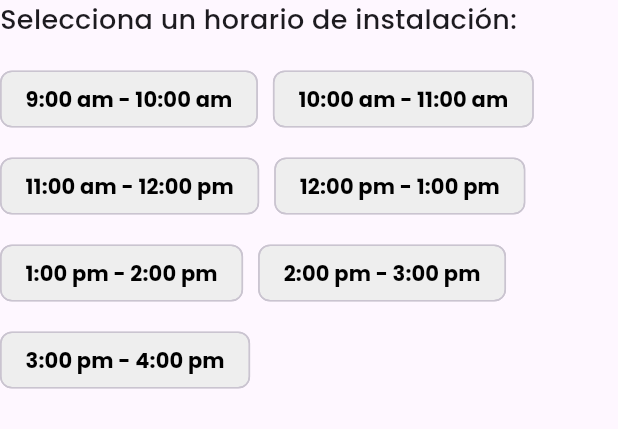
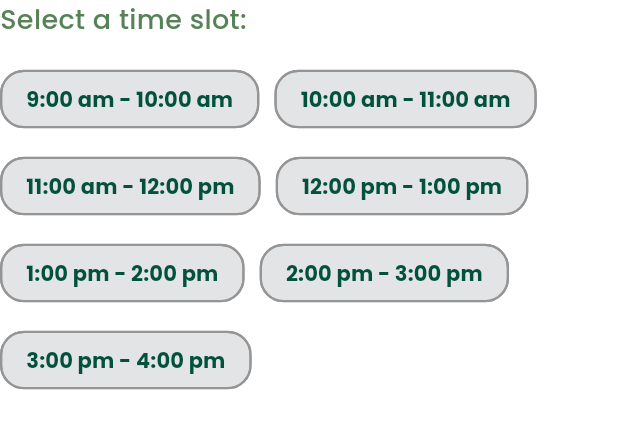
Before and after one commit to wemade-IoT/EcoGuardian-Mobile, a Flutter app: the AvailableTimeSlotsField widget shown alone on an empty page, opened directly with empty values, on a phone screen of 412 x 824 dp. Shown: the top 429 px of the screen. Run offline on Flutter 3.47's test engine with Material 3 defaults, Android fonts, the phone set to English and light mode, and no system bars; our stand-ins replace dio, get_it, go_router, google_fonts, logger, shared_preferences; accounts and stored records are empty; network calls fail.

Commit message:
feat(planning): add themes to widgets

```diff
--- a/lib/config/theme/app_theme.dart
+++ b/lib/config/theme/app_theme.dart
@@ -21,6 +21,7 @@ class MainTheme {
   static Color background = CustomColors.white;
 
   static ThemeData primaryTheme = ThemeData.light().copyWith(
+    scaffoldBackgroundColor: background,
     bottomAppBarTheme: BottomAppBarTheme(
       color: primary,
     ),
--- a/lib/planning/interface/widgets/available_time_slots_field.dart
+++ b/lib/planning/interface/widgets/available_time_slots_field.dart
@@ -1,4 +1,5 @@
 import 'package:flutter/material.dart';
+import 'package:ecoguardian/config/theme/app_theme.dart';
 
 class AvailableTimeSlotsField extends StatelessWidget {
   final String? selectedSlot;
@@ -26,8 +27,8 @@ class AvailableTimeSlotsField extends StatelessWidget {
       crossAxisAlignment: CrossAxisAlignment.start,
       children: [
         const Text(
-          'Selecciona un horario de instalación:',
-          style: TextStyle(fontSize: 18, fontWeight: FontWeight.w500),
+          'Select a time slot:',
+          style: TextStyle(fontSize: 18, fontWeight: FontWeight.w500, color: CustomColors.primary),
         ),
         const SizedBox(height: 16),
         Wrap(
@@ -39,12 +40,19 @@ class AvailableTimeSlotsField extends StatelessWidget {
               label: Text(slot),
               selected: isSelected,
               onSelected: (_) => onSlotSelected(slot),
-              selectedColor: Colors.green[200],
+              selectedColor: CustomColors.primary,
               labelStyle: TextStyle(
-                color: isSelected ? Colors.white : Colors.black,
+                color: isSelected ? Colors.white : CustomColors.darkGreen,
                 fontWeight: FontWeight.bold,
               ),
-              backgroundColor: Colors.grey[200],
+              backgroundColor: CustomColors.fieldGrey,
+              shape: RoundedRectangleBorder(
+                borderRadius: BorderRadius.circular(16),
+                side: BorderSide(
+                  color: isSelected ? CustomColors.primary : CustomColors.grey,
+                  width: 1.5,
+                ),
+              ),
             );
           }).toList(),
         ),
--- a/pubspec.yaml
+++ b/pubspec.yaml
@@ -35,12 +35,14 @@ dependencies:
   dio: ^5.8.0+1
   flutter:
     sdk: flutter
+  flutter_localizations:
+    sdk: flutter
   flutter_launcher_icons: ^0.14.4
   font_awesome_flutter: ^10.8.0
   get_it: ^7.6.0
   go_router: ^15.1.3
   google_fonts: ^6.2.1
-  intl: ^0.20.2
+  intl: ^0.19.0
   logger: ^2.5.0
   provider: ^6.1.5
   shared_preferences: ^2.5.3
```
Also changed, not shown: lib/main.dart (+12 -5 lines), lib/planning/interface/screens/installation_screen.dart (+17 -5 lines), lib/planning/interface/widgets/date_picker_field.dart (+24 -11 lines).
